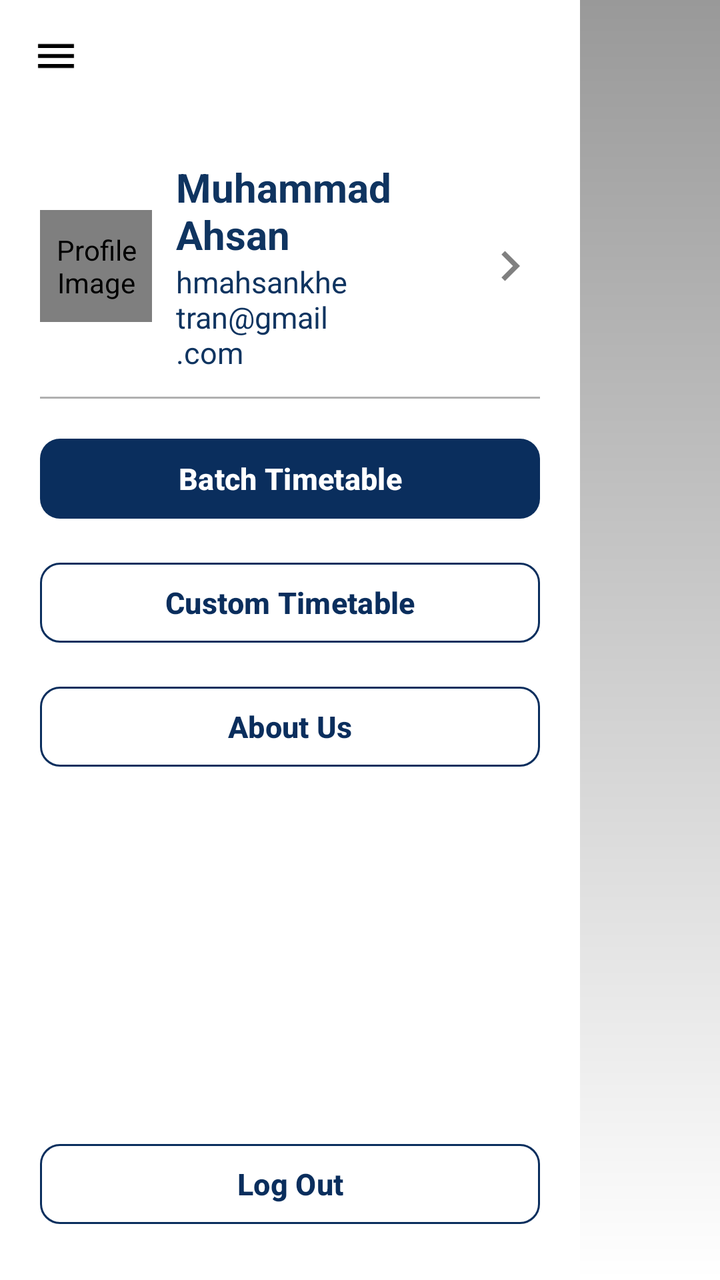
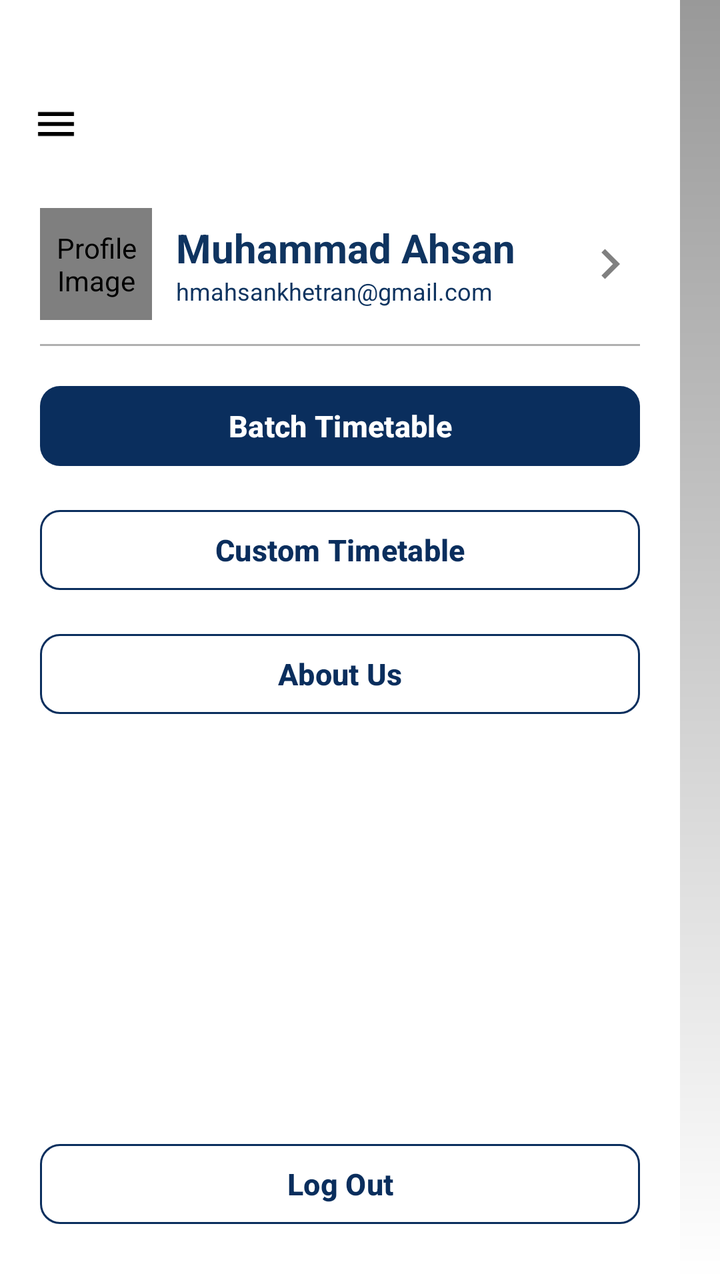

The first picture is an Android layout as it rendered before a commit; the second is the same layout after the commit. The layout source and the unified diff follow.
<!-- AndroidManifest.xml: application theme Theme.FASTable -->
<!-- res/layout/activity_menu.xml -->
<?xml version="1.0" encoding="utf-8"?>
<androidx.constraintlayout.widget.ConstraintLayout
    xmlns:android="http://schemas.android.com/apk/res/android"
    xmlns:app="http://schemas.android.com/apk/res-auto"
    xmlns:tools="http://schemas.android.com/tools"
    android:layout_width="match_parent"
    android:layout_height="match_parent"
    android:background="#FFFFFF">

    
    <View
        android:id="@+id/rightShadow"
        android:layout_width="70dp"
        android:layout_height="0dp"
        android:background="@drawable/right_side_shadow"
        app:layout_constraintTop_toTopOf="parent"
        app:layout_constraintBottom_toBottomOf="parent"
        app:layout_constraintEnd_toEndOf="parent" />

    
    <androidx.appcompat.widget.Toolbar
        android:id="@+id/top_bar_menu"
        android:layout_width="0dp"
        android:layout_height="56dp"
        android:background="@color/white"
        android:theme="@style/ThemeOverlay.AppCompat.Dark.ActionBar"
        android:elevation="4dp"
        app:navigationIcon="@drawable/ic_menu_black"
        app:titleTextColor="@android:color/white"
        app:layout_constraintTop_toTopOf="parent"
        app:layout_constraintStart_toStartOf="parent"
        app:layout_constraintEnd_toStartOf="@id/rightShadow" />

    
    <LinearLayout
        android:id="@+id/contentContainer"
        android:layout_width="0dp"
        android:layout_height="0dp"
        android:orientation="vertical"
        android:paddingStart="20dp"
        android:paddingEnd="20dp"
        android:paddingTop="24dp"
        android:paddingBottom="24dp"
        app:layout_constraintTop_toBottomOf="@id/top_bar_menu"
        app:layout_constraintBottom_toBottomOf="parent"
        app:layout_constraintStart_toStartOf="parent"
        app:layout_constraintEnd_toStartOf="@id/rightShadow">

        
        <LinearLayout
            android:id="@+id/profileSection"
            android:layout_width="match_parent"
            android:layout_height="wrap_content"
            android:orientation="horizontal"
            android:gravity="center_vertical">

            <de.hdodenhof.circleimageview.CircleImageView
                android:id="@+id/profileImage"
                android:layout_width="56dp"
                android:layout_height="56dp"
                android:src="@drawable/img_demo"
                app:civ_border_width="2dp"
                app:civ_border_color="#E0E0E0"
                android:contentDescription="@string/profile_image" />

            <LinearLayout
                android:layout_width="0dp"
                android:layout_height="wrap_content"
                android:layout_weight="1"
                android:orientation="vertical"
                android:layout_marginStart="12dp">

                <TextView
                    android:id="@+id/tvName"
                    android:layout_width="wrap_content"
                    android:layout_height="wrap_content"
                    android:text="Muhammad Ahsan"
                    android:textColor="@color/navy"
                    android:textSize="20sp"
                    android:textStyle="bold" />

                <TextView
                    android:id="@+id/tvEmail"
                    android:layout_width="wrap_content"
                    android:layout_height="wrap_content"
                    android:text="hmahsankhetran@gmail.com"
                    android:textColor="@color/navy"
                    android:textSize="15sp" />
            </LinearLayout>

            <ImageView
                android:id="@+id/imgArrow"
                android:layout_width="30dp"
                android:layout_height="40dp"
                android:src="@drawable/ic_arrow_right"
                app:tint="#808080" />
        </LinearLayout>

        
        <View
            android:layout_width="match_parent"
            android:layout_height="1dp"
            android:layout_marginTop="12dp"
            android:background="#B0B0B0" />

        
        <com.google.android.material.button.MaterialButton
            android:id="@+id/btnBatchTimetable"
            android:layout_width="match_parent"
            android:layout_height="48dp"
            android:layout_marginTop="16dp"
            android:text="@string/batch_timetable"
            android:textAllCaps="false"
            android:textSize="15sp"
            android:textStyle="bold"
            android:textColor="@android:color/white"
            app:cornerRadius="10dp"
            app:backgroundTint="#0A2E5D" />

        <com.google.android.material.button.MaterialButton
            android:id="@+id/btnCustomTimetable"
            android:layout_width="match_parent"
            android:layout_height="48dp"
            android:layout_marginTop="14dp"
            android:text="@string/custom_timetable"
            android:textAllCaps="false"
            android:textSize="15sp"
            android:textStyle="bold"
            android:textColor="#0A2E5D"
            app:cornerRadius="10dp"
            app:backgroundTint="#FFFFFF"
            app:strokeColor="#0A2E5D"
            app:strokeWidth="1dp" />

        <com.google.android.material.button.MaterialButton
            android:id="@+id/btnAboutUs"
            android:layout_width="match_parent"
            android:layout_height="48dp"
            android:layout_marginTop="14dp"
            android:text="@string/about_us"
            android:textAllCaps="false"
            android:textSize="15sp"
            android:textStyle="bold"
            android:textColor="#0A2E5D"
            app:cornerRadius="10dp"
            app:backgroundTint="#FFFFFF"
            app:strokeColor="#0A2E5D"
            app:strokeWidth="1dp" />

        <View
            android:layout_width="match_parent"
            android:layout_height="0dp"
            android:layout_weight="1" />

        <com.google.android.material.button.MaterialButton
            android:id="@+id/btnLogout"
            android:layout_width="match_parent"
            android:layout_height="48dp"
            android:text="@string/log_out"
            android:textAllCaps="false"
            android:textSize="15sp"
            android:textStyle="bold"
            android:textColor="#0A2E5D"
            app:cornerRadius="10dp"
            app:backgroundTint="#FFFFFF"
            app:strokeColor="#0A2E5D"
            app:strokeWidth="1dp" />
    </LinearLayout>

</androidx.constraintlayout.widget.ConstraintLayout>
<!-- resources referenced by this layout -->
<resources>
  <color name="navy">#0F3460</color>
  <color name="white">#FFFFFFFF</color>
  <!-- drawable ic_arrow_right (drawable) -->
  <vector xmlns:android="http://schemas.android.com/apk/res/android"
      android:width="24dp"
      android:height="24dp"
      android:viewportWidth="24"
      android:viewportHeight="24">
      <path
          android:fillColor="#808080"
          android:pathData="M8.59,16.59L13.17,12L8.59,7.41L10,6L16,12L10,18L8.59,16.59Z"/>
  </vector>
  <!-- drawable ic_menu_black (drawable) -->
  <vector xmlns:android="http://schemas.android.com/apk/res/android"
      android:width="24dp"
      android:height="24dp"
      android:viewportWidth="24"
      android:viewportHeight="24">
      <path
          android:fillColor="#000000"
          android:pathData="M3,6h18v2H3V6zm0,5h18v2H3v-2zm0,5h18v2H3v-2z"/>
  </vector>
  <!-- drawable img_demo: png bitmap (drawable, 35192 bytes) -->
  <!-- drawable right_side_shadow (drawable) -->
  <shape xmlns:android="http://schemas.android.com/apk/res/android">
      <gradient
          android:startColor="#66000000"
      android:endColor="@android:color/transparent"
      android:angle="270" />
  </shape>
  <string name="about_us">About Us</string>
  <string name="batch_timetable">Batch Timetable</string>
  <string name="custom_timetable">Custom Timetable</string>
  <string name="log_out">Log Out</string>
  <string name="profile_image">Profile Image</string>
  <style name="Theme.FASTable" parent="Base.Theme.FASTable" />
  <style name="Base.Theme.FASTable" parent="Theme.Material3.DayNight.NoActionBar">
          
          
      </style>
</resources>

<!-- the commit's change to res/layout/activity_menu.xml (unified diff, before → after) -->
@@ -10,7 +10,7 @@
     
     <View
         android:id="@+id/rightShadow"
-        android:layout_width="70dp"
+        android:layout_width="20dp"
         android:layout_height="0dp"
         android:background="@drawable/right_side_shadow"
         app:layout_constraintTop_toTopOf="parent"
@@ -21,10 +21,12 @@
     <androidx.appcompat.widget.Toolbar
         android:id="@+id/top_bar_menu"
         android:layout_width="0dp"
-        android:layout_height="56dp"
+        android:layout_height="80dp"
         android:background="@color/white"
         android:theme="@style/ThemeOverlay.AppCompat.Dark.ActionBar"
         android:elevation="4dp"
+        android:paddingTop="30dp"
+        android:paddingBottom="8dp"
         app:navigationIcon="@drawable/ic_menu_black"
         app:titleTextColor="@android:color/white"
         app:layout_constraintTop_toTopOf="parent"
@@ -85,7 +87,7 @@
                     android:layout_height="wrap_content"
                     android:text="hmahsankhetran@gmail.com"
                     android:textColor="@color/navy"
-                    android:textSize="15sp" />
+                    android:textSize="12sp" />
             </LinearLayout>
 
             <ImageView
